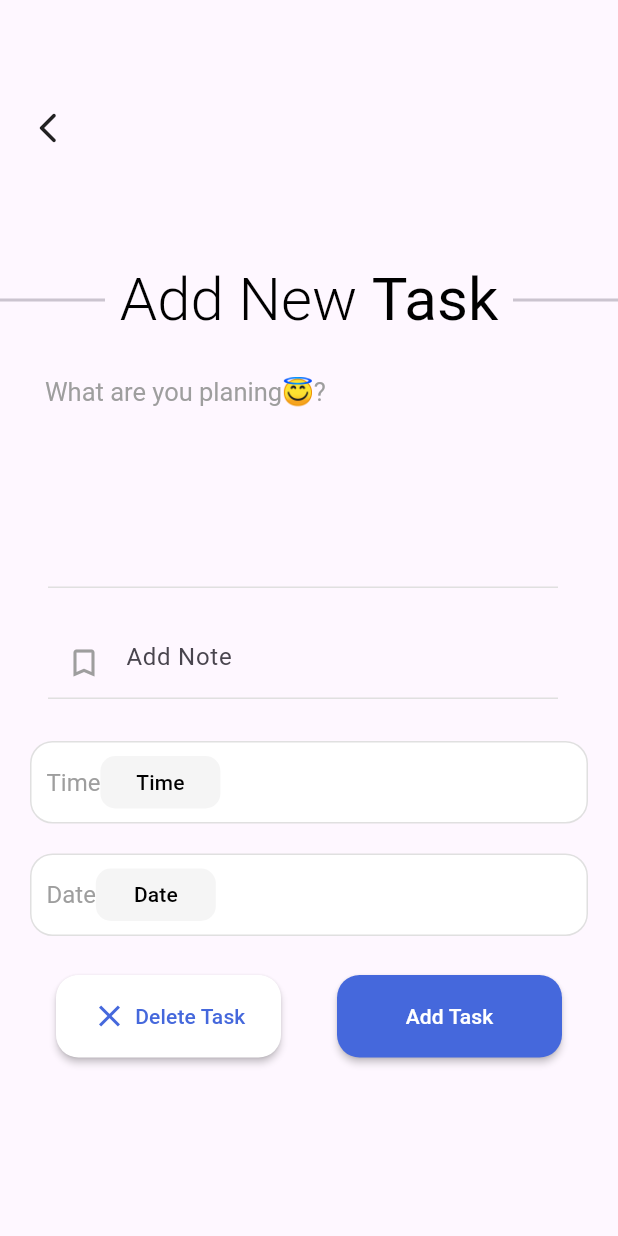
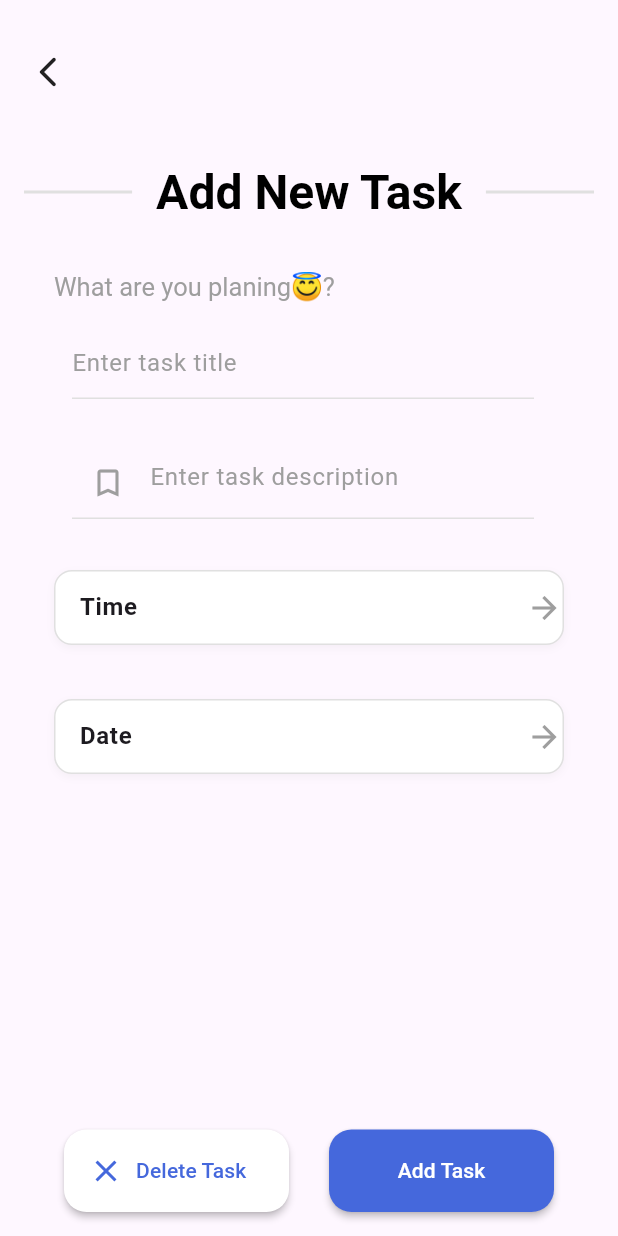
Before and after one commit to ASE-Team-3/ase_todoapp, a Flutter app: the screen it shows after launch, after a tap on the "add" icon, on a phone screen of 412 x 824 dp. Run offline on Flutter 3.47's test engine with Material 3 defaults, Android fonts, the phone set to English and light mode, and no system bars; our stand-ins replace animate_do, flutter_datetime_picker_plus, flutter_slider_drawer, lottie.

Commit message:
Improving the main views - Task, Add New Task

```diff
--- a/lib/utils/app_str.dart
+++ b/lib/utils/app_str.dart
@@ -7,6 +7,9 @@ class AppStr {
   static const String taskStrnig = "Task";
   static const String titleOfTitleTextField = "What are you planing😇?";
   static const String addNote = 'Add Note';
+  static const String placeholderTitle = "Enter task title"; // New placeholder
+  static const String placeholderDescription =
+      "Enter task description"; // Optional
   static const String timeString = "Time";
   static const String dateString = "Date";
   static const String deleteTask = "Delete Task";
--- a/lib/views/home/home_view.dart
+++ b/lib/views/home/home_view.dart
@@ -20,149 +20,128 @@ class HomeView extends StatefulWidget {
 
 class _HomeViewState extends State<HomeView> {
   GlobalKey<SliderDrawerState> drawerKey = GlobalKey<SliderDrawerState>();
-  final List<int> testing = [];
+  final List<int> testing = [1, 2];
+
   @override
   Widget build(BuildContext context) {
     TextTheme textTheme = Theme.of(context).textTheme;
+    Size screenSize = MediaQuery.of(context).size;
 
     return Scaffold(
       backgroundColor: Colors.white,
-
-      // FAB
       floatingActionButton: Fab(),
-
-      // Body
       body: SliderDrawer(
         key: drawerKey,
         isDraggable: false,
         animationDuration: 1000,
-
-        // Drawer
         slider: CustomDrawer(),
-
-        appBar: HomeAppBar(
-          drawerKey: drawerKey,
-        ),
-
-        // Main Body
-        child: _buildHomeBody(textTheme),
+        appBar: HomeAppBar(drawerKey: drawerKey),
+        child: _buildHomeBody(textTheme, screenSize),
       ),
     );
   }
 
-  // Home Body
-  SizedBox _buildHomeBody(TextTheme textTheme) {
+  SizedBox _buildHomeBody(TextTheme textTheme, Size screenSize) {
     return SizedBox(
       width: double.infinity,
       height: double.infinity,
       child: Column(
         children: [
-          // Custom App bar
-          Container(
+          _buildHeader(textTheme),
+          const Divider(thickness: 2, indent: 100),
+          Expanded(child: _buildTaskList(textTheme)),
+        ],
+      ),
+    );
+  }
+
+  Widget _buildHeader(TextTheme textTheme) {
+    return Container(
       margin: const EdgeInsets.only(top: 60),
-            width: double.infinity,
-            height: 100,
+      padding: const EdgeInsets.symmetric(horizontal: 20),
       child: Row(
-              mainAxisAlignment: MainAxisAlignment.center,
+        mainAxisAlignment: MainAxisAlignment.spaceBetween,
         children: [
-                // Progress Indicator
-                SizedBox(
+          Row(
+            children: [
+              const SizedBox(
                 width: 30,
                 height: 30,
-                  child: const CircularProgressIndicator(
+                child: CircularProgressIndicator(
                   value: 1 / 3,
                   backgroundColor: Colors.grey,
                   valueColor: AlwaysStoppedAnimation(AppColors.primaryColor),
                 ),
               ),
-
               25.w,
-
               Column(
-                  mainAxisAlignment: MainAxisAlignment.center,
                 crossAxisAlignment: CrossAxisAlignment.start,
                 children: [
-                    Text(
-                      AppStr.mainTitle,
-                      style: textTheme.displayLarge,
-                    ),
+                  Text(AppStr.mainTitle, style: textTheme.displayLarge),
                   3.h,
-                    Text(
-                      "1 of 3 Task",
-                      style: textTheme.titleMedium,
-                    )
-                  ],
-                )
+                  Text("1 of 3 Task", style: textTheme.titleMedium),
                 ],
               ),
+            ],
           ),
+          // You can add more widgets to the header if needed.
+        ],
+      ),
+    );
+  }
 
-          // Divider
-          const Padding(
-            padding: EdgeInsets.only(top: 10),
-            child: Divider(
-              thickness: 2,
-              indent: 100,
-            ),
-          ),
-
-          //Tasks
-          SizedBox(
-            width: double.infinity,
-            height: 745,
+  Widget _buildTaskList(TextTheme textTheme) {
+    return Padding(
+      padding: const EdgeInsets.all(8.0),
       child: testing.isNotEmpty
-
-                // Task list is not empty
           ? ListView.builder(
               itemCount: testing.length,
-                    scrollDirection: Axis.vertical,
               itemBuilder: (context, index) {
                 return Dismissible(
                   direction: DismissDirection.horizontal,
                   onDismissed: (_) {
-                            // We will remove current task from DB
+                    // Handle task removal from DB here
                   },
-                          background: Row(
+                  background: _buildDismissBackground(),
+                  key: Key(index.toString()),
+                  child: const TaskWidget(),
+                );
+              },
+            )
+          : _buildEmptyState(textTheme),
+    );
+  }
+
+  Widget _buildDismissBackground() {
+    return Container(
+      color: Colors.red,
+      child: const Row(
         mainAxisAlignment: MainAxisAlignment.center,
         children: [
-                              const Icon(
-                                Icons.delete_outline,
-                                color: Colors.grey,
-                              ),
-                              8.w,
-                              const Text(
-                                AppStr.deleteTask,
-                                style: TextStyle(
-                                  color: Colors.grey,
-                                ),
-                              )
+          Icon(Icons.delete_outline, color: Colors.white),
+          SizedBox(width: 8),
+          Text(AppStr.deleteTask, style: TextStyle(color: Colors.white)),
         ],
       ),
-                          key: Key(
-                            index.toString(),
-                          ),
-                          child: const TaskWidget());
-                    })
-                // Task list is empty
-                : Column(
+    );
+  }
+
+  Widget _buildEmptyState(TextTheme textTheme) {
+    return Center(
+      child: Column(
         mainAxisAlignment: MainAxisAlignment.center,
         children: [
           FadeIn(
             child: SizedBox(
               width: 200,
               height: 200,
-                            child: Lottie.asset(lottieURL,
-                                animate: testing.isNotEmpty ? false : true)),
+              child: Lottie.asset(lottieURL, animate: true),
+            ),
           ),
           FadeInUp(
             from: 30,
-                        child: const Text(
-                          AppStr.doneAllTask,
+            child: Text(AppStr.doneAllTask, style: textTheme.headlineSmall),
           ),
-                      )
-                    ],
-                  ),
-          )
         ],
       ),
     );
--- a/lib/views/home/widget/task_widget.dart
+++ b/lib/views/home/widget/task_widget.dart
@@ -1,45 +1,33 @@
+import 'dart:developer';
+
 import 'package:app/utils/app_colors.dart';
 import 'package:flutter/material.dart';
 
 class TaskWidget extends StatelessWidget {
-  const TaskWidget({
-    super.key,
-  });
+  const TaskWidget({super.key});
 
   @override
   Widget build(BuildContext context) {
     return GestureDetector(
       onTap: () {
         // Navigate to Task view to see Task Details
+        log('Task details');
       },
-      child: AnimatedContainer(
-        margin: const EdgeInsets.symmetric(
-          horizontal: 16,
-          vertical: 8,
+      child: Card(
+        margin: const EdgeInsets.symmetric(horizontal: 16, vertical: 8),
+        elevation: 4, // Provides a material design shadow
+        shape: RoundedRectangleBorder(
+          borderRadius:
+              BorderRadius.circular(12), // Rounded corners for a softer look
         ),
-        decoration: BoxDecoration(
-            color: AppColors.primaryColor.withOpacity(0.3),
-            borderRadius: BorderRadius.circular(8),
-            boxShadow: [
-              BoxShadow(
-                  color: Colors.black.withOpacity(.1),
-                  offset: const Offset(0, 4),
-                  blurRadius: 10)
-            ]),
-        duration: const Duration(milliseconds: 600),
         child: ListTile(
           // Check Icon
           leading: GestureDetector(
             onTap: () {
-              // check or uncheck the task
+              // Check or uncheck the task
             },
-            child: AnimatedContainer(
-              duration: const Duration(milliseconds: 600),
-              decoration: BoxDecoration(
-                color: AppColors.primaryColor,
-                shape: BoxShape.circle,
-                border: Border.all(color: Colors.grey, width: .8),
-              ),
+            child: CircleAvatar(
+              backgroundColor: AppColors.primaryColor,
               child: const Icon(
                 Icons.check,
                 color: Colors.white,
@@ -48,13 +36,13 @@ class TaskWidget extends StatelessWidget {
           ),
 
           // Task Title
-          title: const Padding(
-            padding: EdgeInsets.only(bottom: 5, top: 3),
+          title: Padding(
+            padding: const EdgeInsets.symmetric(vertical: 8.0),
             child: Text(
               "Done",
-              style: TextStyle(
+              style: Theme.of(context).textTheme.bodyLarge?.copyWith(
+                    fontWeight: FontWeight.bold,
                     color: Colors.black,
-                fontWeight: FontWeight.w500,
                   ),
             ),
           ),
@@ -63,40 +51,32 @@ class TaskWidget extends StatelessWidget {
           subtitle: Column(
             crossAxisAlignment: CrossAxisAlignment.start,
             children: [
-              const Text(
+              Text(
                 "Descriptions",
-                style: TextStyle(
+                style: Theme.of(context).textTheme.bodyMedium?.copyWith(
                       color: Colors.grey,
-                  fontWeight: FontWeight.w300,
+                      fontWeight: FontWeight.w400,
                     ),
               ),
-
-              //Date of Task
-              Align(
-                alignment: Alignment.centerRight,
-                child: Padding(
-                  padding: EdgeInsets.only(bottom: 10, top: 10),
-                  child: Column(
-                    mainAxisAlignment: MainAxisAlignment.center,
+              const SizedBox(height: 8), // Spacing between description and date
+              // Date of Task
+              Row(
+                mainAxisAlignment: MainAxisAlignment.spaceBetween,
                 children: [
                   Text(
                     "Date",
-                        style: TextStyle(
-                          fontSize: 14,
+                    style: Theme.of(context).textTheme.displaySmall?.copyWith(
                           color: Colors.grey,
                         ),
                   ),
                   Text(
                     "SubDate",
-                        style: TextStyle(
-                          fontSize: 12,
+                    style: Theme.of(context).textTheme.displaySmall?.copyWith(
                           color: Colors.grey,
                         ),
-                      )
+                  ),
                 ],
               ),
-                ),
-              )
             ],
           ),
         ),
--- a/lib/views/tasks/components/date_time_selection.dart
+++ b/lib/views/tasks/components/date_time_selection.dart
@@ -13,44 +13,41 @@ class DateTimeSelectionWidget extends StatelessWidget {
   @override
   Widget build(BuildContext context) {
     var textTheme = Theme.of(context).textTheme;
+
     return GestureDetector(
       onTap: onTap,
       child: Container(
-        width: double.infinity,
-        margin: const EdgeInsets.fromLTRB(20, 20, 20, 0),
-        height: 55,
+        margin: const EdgeInsets.symmetric(horizontal: 20, vertical: 10),
+        padding:
+            const EdgeInsets.symmetric(vertical: 12), // Added vertical padding
         decoration: BoxDecoration(
           color: Colors.white,
-          border: Border.all(
-            color: Colors.grey.shade300,
-          ),
-          borderRadius: BorderRadius.circular(15),
+          border: Border.all(color: Colors.grey.shade300),
+          borderRadius:
+              BorderRadius.circular(12), // Slightly adjusted border radius
+          boxShadow: [
+            BoxShadow(
+              color: Colors.grey
+                  .withOpacity(0.1), // Softer shadow for a subtle effect
+              blurRadius: 4,
+              offset: const Offset(0, 2),
+            ),
+          ],
         ),
         child: Row(
+          mainAxisAlignment: MainAxisAlignment.spaceBetween,
           children: [
             Padding(
-              padding: const EdgeInsets.only(left: 10),
+              padding: const EdgeInsets.symmetric(horizontal: 16),
               child: Text(
                 title,
-                style: textTheme.headlineSmall,
+                style: textTheme.bodyLarge
+                    ?.copyWith(fontWeight: FontWeight.bold), // Emphasized title
               ),
             ),
-            Container(
-              margin: const EdgeInsets.only(right: 10),
-              width: 80,
-              height: 35,
-              decoration: BoxDecoration(
-                borderRadius: BorderRadius.circular(10),
-                color: Colors.grey.shade100,
-              ),
-              child: Center(
-                // This text will show DATE TIme as Time
-                child: Text(
-                  title,
-                  style: textTheme.titleSmall,
-                ),
-              ),
-            )
+            // Placeholder for future elements or interactions
+            const Icon(Icons.arrow_forward,
+                color: Colors.grey), // Added an arrow icon for better UX
           ],
         ),
       ),
--- a/lib/views/tasks/components/rep_textfield.dart
+++ b/lib/views/tasks/components/rep_textfield.dart
@@ -1,4 +1,3 @@
-import 'package:app/utils/app_str.dart';
 import 'package:flutter/material.dart';
 
 class RepTextField extends StatelessWidget {
@@ -6,10 +5,12 @@ class RepTextField extends StatelessWidget {
     super.key,
     required this.controller,
     this.isForDescription = false,
+    this.hintText, // New parameter
   });
 
   final TextEditingController controller;
   final bool isForDescription;
+  final String? hintText; // New parameter
 
   @override
   Widget build(BuildContext context) {
@@ -19,13 +20,13 @@ class RepTextField extends StatelessWidget {
       child: ListTile(
         title: TextFormField(
           controller: controller,
-          maxLines: !isForDescription ? 4 : null,
-          cursorHeight: !isForDescription ? 60 : null,
+          maxLines: !isForDescription ? 1 : null,
           style: const TextStyle(color: Colors.black),
           decoration: InputDecoration(
             border: isForDescription ? InputBorder.none : null,
             counter: Container(),
-            hintText: isForDescription ? AppStr.addNote : null,
+            hintText: hintText, // Use hintText here
+            hintStyle: const TextStyle(color: Colors.grey), // Optional styling
             prefixIcon: isForDescription
                 ? const Icon(
                     Icons.bookmark_border,
@@ -44,10 +45,10 @@ class RepTextField extends StatelessWidget {
             ),
           ),
           onFieldSubmitted: (value) {
-            /// TODO: WORK ON THIS LATER
+            // TODO: WORK ON THIS LATER
           },
           onChanged: (value) {
-            /// TODO: WORK ON THIS LATER
+            // TODO: WORK ON THIS LATER
           },
         ),
       ),
--- a/lib/views/tasks/task_view.dart
+++ b/lib/views/tasks/task_view.dart
@@ -1,5 +1,4 @@
 import 'dart:developer';
-
 import 'package:app/extensions/space_exs.dart';
 import 'package:app/utils/app_colors.dart';
 import 'package:app/utils/app_str.dart';
@@ -20,28 +19,25 @@ class _TaskViewState extends State<TaskView> {
   final TextEditingController titleTaskController = TextEditingController();
   final TextEditingController descriptionTaskController =
       TextEditingController();
+
   @override
   Widget build(BuildContext context) {
     var textTheme = Theme.of(context).textTheme;
     return GestureDetector(
-      onTap: () => FocusManager.instance.primaryFocus!.unfocus(),
+      onTap: () => FocusManager.instance.primaryFocus?.unfocus(),
       child: Scaffold(
         appBar: const TaskViewAppBar(),
-
-        //Body
-        body: SizedBox(
-          width: double.infinity,
-          height: double.infinity,
+        body: Padding(
+          padding: const EdgeInsets.all(16.0), // Consistent padding
           child: Column(
+            crossAxisAlignment:
+                CrossAxisAlignment.stretch, // Full-width alignment
             children: [
-              /// Top Side Texts
               _buildTopSideTexts(textTheme),
-
-              /// Main Task View Activity
-              _buildMainTaskViewActivity(textTheme, context),
-
-              /// Bottom Side Buttons
-              _buildBottomSideButtons()
+              const SizedBox(height: 16), // Spacing between sections
+              Expanded(child: _buildMainTaskViewActivity(textTheme, context)),
+              const SizedBox(height: 16), // Spacing before buttons
+              _buildBottomSideButtons(),
             ],
           ),
         ),
@@ -49,162 +45,138 @@ class _TaskViewState extends State<TaskView> {
     );
   }
 
-  /// Bottom Side Buttons
   Widget _buildBottomSideButtons() {
-    return Padding(
-      padding: const EdgeInsets.only(bottom: 5),
-      child: Row(
+    return Row(
       mainAxisAlignment: MainAxisAlignment.spaceEvenly,
       children: [
-          /// Delete Current Task Button
-          MaterialButton(
+        _buildButton(
+          label: AppStr.deleteTask,
+          icon: Icons.close,
+          color: Colors.white,
           onPressed: () {
             log("TASK DELETED");
           },
-            minWidth: 150,
-            color: Colors.white,
+        ),
+        _buildButton(
+          label: AppStr.addTaskString,
+          icon: null,
+          color: AppColors.primaryColor,
+          onPressed: () {
+            log("TASK ADDED");
+          },
+        ),
+      ],
+    );
+  }
+
+  Widget _buildButton(
+      {required String label,
+      IconData? icon,
+      required Color color,
+      required VoidCallback onPressed}) {
+    return Container(
+      width: 150,
+      height: 55,
+      child: MaterialButton(
+        onPressed: onPressed,
+        color: color,
         shape: RoundedRectangleBorder(
           borderRadius: BorderRadius.circular(15),
         ),
-            height: 55,
         child: Row(
+          mainAxisAlignment:
+              icon != null ? MainAxisAlignment.start : MainAxisAlignment.center,
           children: [
-                const Icon(
-                  Icons.close,
-                  color: AppColors.primaryColor,
+            if (icon != null) Icon(icon, color: AppColors.primaryColor),
+            if (icon != null)
+              const SizedBox(width: 8), // Spacing between icon and text
+            Text(
+              label,
+              style: TextStyle(
+                  color: icon != null ? AppColors.primaryColor : Colors.white),
             ),
-                5.w,
-                const Text(
-                  AppStr.deleteTask,
-                  style: TextStyle(
-                    color: AppColors.primaryColor,
-                  ),
-                )
-              ],
-            ),
-          ),
-
-          /// Add or Update
-          MaterialButton(
-            onPressed: () {
-              log("TASK ADDED");
-            },
-            minWidth: 150,
-            color: AppColors.primaryColor,
-            shape: RoundedRectangleBorder(
-              borderRadius: BorderRadius.circular(15),
-            ),
-            height: 55,
-            child: const Row(
-              children: [
-                Text(
-                  AppStr.addTaskString,
-                  style: TextStyle(
-                    color: Colors.white,
-                  ),
-                )
-              ],
-            ),
-          )
-        ],
-      ),
-    );
-  }
-
-  /// Main Task View Activity
-  Widget _buildMainTaskViewActivity(TextTheme textTheme, BuildContext context) {
-    return SizedBox(
-      width: double.infinity,
-      height: 400,
-      child: SingleChildScrollView(
-        child: Column(
-          crossAxisAlignment: CrossAxisAlignment.start,
-          children: [
-            Padding(
-              padding: const EdgeInsets.only(left: 30),
-              child: Text(
-                AppStr.titleOfTitleTextField,
-                style: textTheme.headlineMedium,
-              ),
-            ),
-
-            // Task Title
-            RepTextField(
-              controller: titleTaskController,
-            ),
-
-            10.h,
-
-            // Task description
-            RepTextField(
-              controller: descriptionTaskController,
-              isForDescription: true,
-            ),
-
-            /// Time Selector
-            DateTimeSelectionWidget(
-              onTap: () {
-                DatePicker.showTimePicker(
-                  context,
-                  // TODO: LATER IMPLEMENTATION
-                  onChanged: (_) {},
-                  onConfirm: (_) {},
-                );
-              },
-              title: AppStr.timeString,
-            ),
-
-            // Date Selector
-            DateTimeSelectionWidget(
-              onTap: () {
-                DatePicker.showDatePicker(
-                  context,
-                  // TODO: LATER IMPLEMENTATION
-                  onConfirm: (_) {},
-                );
-              },
-              title: AppStr.dateString,
-            )
           ],
         ),
       ),
     );
   }
 
-  /// Top Side Texts
+  Widget _buildMainTaskViewActivity(TextTheme textTheme, BuildContext context) {
+    return SingleChildScrollView(
+      child: Column(
+        crossAxisAlignment: CrossAxisAlignment.start,
+        children: [
+          Padding(
+            padding: const EdgeInsets.only(bottom: 8.0, left: 20),
+            child: Text(
+              AppStr.titleOfTitleTextField,
+              style: textTheme.headlineMedium,
+            ),
+          ),
+          // Add hint text for the title field
+          RepTextField(
+            controller: titleTaskController,
+            hintText: AppStr.placeholderTitle, // Placeholder text
+          ),
+          const SizedBox(height: 16), // Consistent spacing
+          RepTextField(
+            controller: descriptionTaskController,
+            isForDescription: true,
+            hintText: AppStr
+                .placeholderDescription, // Optional placeholder for description
+          ),
+          const SizedBox(height: 16), // Spacing before date/time selectors
+          DateTimeSelectionWidget(
+            onTap: () {
+              DatePicker.showTimePicker(context,
+                  onChanged: (_) {}, onConfirm: (_) {});
+            },
+            title: AppStr.timeString,
+          ),
+          const SizedBox(height: 16), // Spacing before date selector
+          DateTimeSelectionWidget(
+            onTap: () {
+              DatePicker.showDatePicker(context, onConfirm: (_) {});
+            },
+            title: AppStr.dateString,
+          ),
+        ],
+      ),
+    );
+  }
+
   Widget _buildTopSideTexts(TextTheme textTheme) {
-    return SizedBox(
-      width: double.infinity,
-      height: 100,
+    return Padding(
+      padding: const EdgeInsets.symmetric(
+          vertical: 16.0), // Vertical padding for spacing
       child: Row(
-        mainAxisAlignment: MainAxisAlignment.spaceBetween,
         crossAxisAlignment: CrossAxisAlignment.center,
         children: [
-          const SizedBox(
-            width: 70,
+          // Left Divider
+          Expanded(
             child: Divider(
               thickness: 2,
+              color: Colors.grey.shade300,
             ),
           ),
-          // TODO: ADD OR UPDATE TASK BASED ON CONDITIONS
-          RichText(
-              text: TextSpan(
-            text: AppStr.addNewTask,
-            style: textTheme.titleLarge,
-            children: const [
-              TextSpan(
-                text: AppStr.taskStrnig,
-                style: TextStyle(
-                  fontWeight: FontWeight.w400,
+          // Title
+          Padding(
+            padding: const EdgeInsets.symmetric(
+                horizontal: 16.0), // Add horizontal padding
+            child: Text(
+              AppStr.addNewTask + AppStr.taskStrnig,
+              style: textTheme.headlineLarge?.copyWith(
+                fontWeight: FontWeight.bold, // Make the title bold
+                color: Colors.black, // Use a contrasting color
+              ),
+              textAlign: TextAlign.center, // Center text
             ),
           ),
-            ],
-          )),
-
-          const SizedBox(
-            width: 70,
+          // Right Divider
+          Expanded(
             child: Divider(
               thickness: 2,
+              color: Colors.grey.shade300,
             ),
           ),
         ],
--- a/lib/views/tasks/widget/task_view_app_bar.dart
+++ b/lib/views/tasks/widget/task_view_app_bar.dart
@@ -7,7 +7,7 @@ class TaskViewAppBar extends StatelessWidget implements PreferredSizeWidget {
   Widget build(BuildContext context) {
     return SizedBox(
       width: double.infinity,
-      height: 150,
+      height: kToolbarHeight + 20, // Height adjustment
       child: Padding(
         padding: const EdgeInsets.only(left: 20),
         child: Row(
```
Lines whose indentation alone changed are shown as unchanged.
